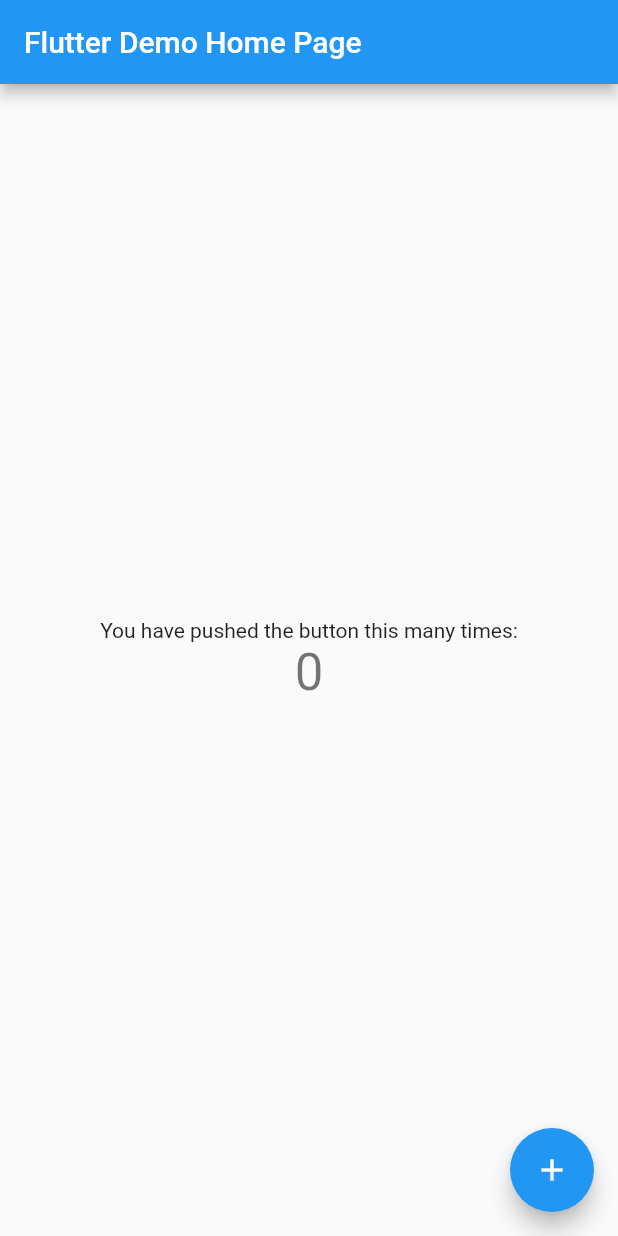
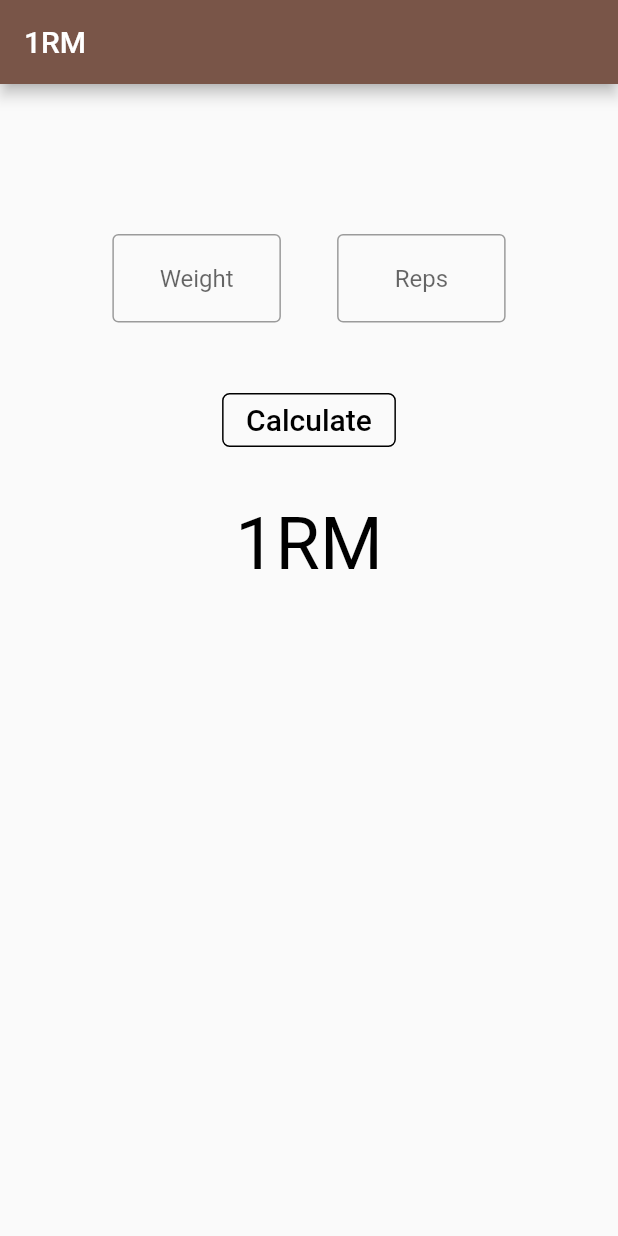
Before and after one commit to othman98shawgan/one-rep-max-calc, a Flutter app: the screen it shows after launch, on a phone screen of 412 x 824 dp. Run offline on Flutter 3.47's test engine with Material 2 defaults, Android fonts, the light colour scheme and no system bars.

Commit message:
#1: create home_pgae and basic ui

```diff
--- a/lib/main.dart
+++ b/lib/main.dart
@@ -1,4 +1,6 @@
 import 'package:flutter/material.dart';
+
+import 'ui/home_page.dart';
 
 void main() {
   runApp(const MyApp());
@@ -7,109 +9,15 @@
 class MyApp extends StatelessWidget {
   const MyApp({super.key});
 
-  // This widget is the root of your application.
   @override
   Widget build(BuildContext context) {
     return MaterialApp(
-      title: 'Flutter Demo',
+      debugShowCheckedModeBanner: false,
+      title: '1RM',
       theme: ThemeData(
-        // This is the theme of your application.
-        //
-        // Try running your application with "flutter run". You'll see the
-        // application has a blue toolbar. Then, without quitting the app, try
-        // changing the primarySwatch below to Colors.green and then invoke
-        // "hot reload" (press "r" in the console where you ran "flutter run",
-        // or simply save your changes to "hot reload" in a Flutter IDE).
-        // Notice that the counter didn't reset back to zero; the application
-        // is not restarted.
-        primarySwatch: Colors.blue,
+        primarySwatch: Colors.brown,
       ),
-      home: const MyHomePage(title: 'Flutter Demo Home Page'),
+      home: const MyHomePage(title: '1RM'),
     );
   }
 }
-
-class MyHomePage extends StatefulWidget {
-  const MyHomePage({super.key, required this.title});
-
-  // This widget is the home page of your application. It is stateful, meaning
-  // that it has a State object (defined below) that contains fields that affect
-  // how it looks.
-
-  // This class is the configuration for the state. It holds the values (in this
-  // case the title) provided by the parent (in this case the App widget) and
-  // used by the build method of the State. Fields in a Widget subclass are
-  // always marked "final".
-
-  final String title;
-
-  @override
-  State<MyHomePage> createState() => _MyHomePageState();
-}
-
-class _MyHomePageState extends State<MyHomePage> {
-  int _counter = 0;
-
-  void _incrementCounter() {
-    setState(() {
-      // This call to setState tells the Flutter framework that something has
-      // changed in this State, which causes it to rerun the build method below
-      // so that the display can reflect the updated values. If we changed
-      // _counter without calling setState(), then the build method would not be
-      // called again, and so nothing would appear to happen.
-      _counter++;
-    });
-  }
-
-  @override
-  Widget build(BuildContext context) {
-    // This method is rerun every time setState is called, for instance as done
-    // by the _incrementCounter method above.
-    //
-    // The Flutter framework has been optimized to make rerunning build methods
-    // fast, so that you can just rebuild anything that needs updating rather
-    // than having to individually change instances of widgets.
-    return Scaffold(
-      appBar: AppBar(
-        // Here we take the value from the MyHomePage object that was created by
-        // the App.build method, and use it to set our appbar title.
-        title: Text(widget.title),
-      ),
-      body: Center(
-        // Center is a layout widget. It takes a single child and positions it
-        // in the middle of the parent.
-        child: Column(
-          // Column is also a layout widget. It takes a list of children and
-          // arranges them vertically. By default, it sizes itself to fit its
-          // children horizontally, and tries to be as tall as its parent.
-          //
-          // Invoke "debug painting" (press "p" in the console, choose the
-          // "Toggle Debug Paint" action from the Flutter Inspector in Android
-          // Studio, or the "Toggle Debug Paint" command in Visual Studio Code)
-          // to see the wireframe for each widget.
-          //
-          // Column has various properties to control how it sizes itself and
-          // how it positions its children. Here we use mainAxisAlignment to
-          // center the children vertically; the main axis here is the vertical
-          // axis because Columns are vertical (the cross axis would be
-          // horizontal).
-          mainAxisAlignment: MainAxisAlignment.center,
-          children: <Widget>[
-            const Text(
-              'You have pushed the button this many times:',
-            ),
-            Text(
-              '$_counter',
-              style: Theme.of(context).textTheme.headline4,
-            ),
-          ],
-        ),
-      ),
-      floatingActionButton: FloatingActionButton(
-        onPressed: _incrementCounter,
-        tooltip: 'Increment',
-        child: const Icon(Icons.add),
-      ), // This trailing comma makes auto-formatting nicer for build methods.
-    );
-  }
-}
--- /dev/null
+++ b/lib/ui/home_page.dart
@@ -0,0 +1,140 @@
+import 'package:flutter/material.dart';
+
+class MyHomePage extends StatefulWidget {
+  const MyHomePage({super.key, required this.title});
+
+  final String title;
+
+  @override
+  State<MyHomePage> createState() => _MyHomePageState();
+}
+
+class _MyHomePageState extends State<MyHomePage> {
+  final TextEditingController weight = TextEditingController(text: "");
+  final TextEditingController reps = TextEditingController(text: "");
+  final _formKey = GlobalKey<FormState>();
+  String res = "1RM";
+
+  @override
+  Widget build(BuildContext context) {
+    // Full screen width and height
+    double width = MediaQuery.of(context).size.width;
+    double height = MediaQuery.of(context).size.height;
+
+    // Height (without SafeArea)
+    var padding = MediaQuery.of(context).viewPadding;
+
+    // Height (without status and toolbar)
+    double height3 = height - padding.top - kToolbarHeight;
+    var flexSpaceSides = 2;
+    var flexSpacebetween = 1;
+    var flexTextFeild = 3;
+    return Scaffold(
+      appBar: AppBar(
+        title: Text(widget.title),
+      ),
+      body: Center(
+          child: Form(
+        key: _formKey,
+        child: Column(
+          children: [
+            const SizedBox(
+              height: 100,
+            ),
+            Row(
+              children: [
+                Expanded(flex: flexSpaceSides, child: const SizedBox()),
+                Expanded(
+                  flex: flexTextFeild,
+                  child: SizedBox(
+                    width: width * 0.3,
+                    height: 80,
+                    child: TextFormField(
+                      validator: weightValidator,
+                      controller: weight,
+                      obscureText: false,
+                      decoration: const InputDecoration(
+                        hintText: "Weight",
+                        border: OutlineInputBorder(),
+                        errorStyle: TextStyle(height: 0.5),
+                      ),
+                      keyboardType: TextInputType.number,
+                      textAlign: TextAlign.center,
+                    ),
+                  ),
+                ),
+                Expanded(flex: flexSpacebetween, child: const SizedBox()),
+                Expanded(
+                  flex: flexTextFeild,
+                  child: SizedBox(
+                    width: width * 0.3,
+                    height: 80,
+                    child: TextFormField(
+                      validator: repsValidator,
+                      controller: reps,
+                      obscureText: false,
+                      decoration: const InputDecoration(
+                        hintText: "Reps",
+                        border: OutlineInputBorder(),
+                        errorStyle: TextStyle(height: 0.5),
+                      ),
+                      keyboardType: TextInputType.number,
+                      textAlign: TextAlign.center,
+                    ),
+                  ),
+                ),
+                Expanded(flex: flexSpaceSides, child: const SizedBox()),
+              ],
+            ),
+            const SizedBox(
+              height: 20,
+            ),
+            MaterialButton(
+              onPressed: () {
+                FocusScope.of(context).unfocus();
+                if (_formKey.currentState!.validate()) {
+                  var weightValue = int.parse(weight.text);
+                  var repsValue = int.parse(reps.text);
+
+                  double max = weightValue / (1.0278 - (0.0278 * repsValue));
+                  max = roundToNearest(max, 2.5);
+                  var maxString = max.toString();
+                  var maxStringNum = maxString.split('.')[0];
+                  var maxStringFractions = maxString.split('.')[1].substring(0, 1);
+                  res = '$maxStringNum.$maxStringFractions';
+                }
+              },
+              shape: RoundedRectangleBorder(
+                  borderRadius: BorderRadius.circular(5.0),
+                  side: const BorderSide(color: Colors.black)),
+              elevation: 5.0,
+              child: const Text('Calculate', style: TextStyle(fontSize: 20, color: Colors.black)),
+            ),
+            SizedBox(height: 30),
+            Text(res, style: const TextStyle(fontSize: 48, color: Colors.black)),
+          ],
+        ),
+      )),
+    );
+  }
+
+  String? weightValidator(String? value) {
+    if (value == null || value.isEmpty) {
+      return 'Missing value';
+    }
+    return null;
+  }
+
+  String? repsValidator(String? value) {
+    if (value == null || value.isEmpty) {
+      return 'Missing value';
+    }
+    return null;
+  }
+
+  double roundToNearest(double num, double roundFactor) {
+    var roundTo = 1 / roundFactor;
+    var val = (num * roundTo).round() / roundTo;
+    return val;
+  }
+}
```
